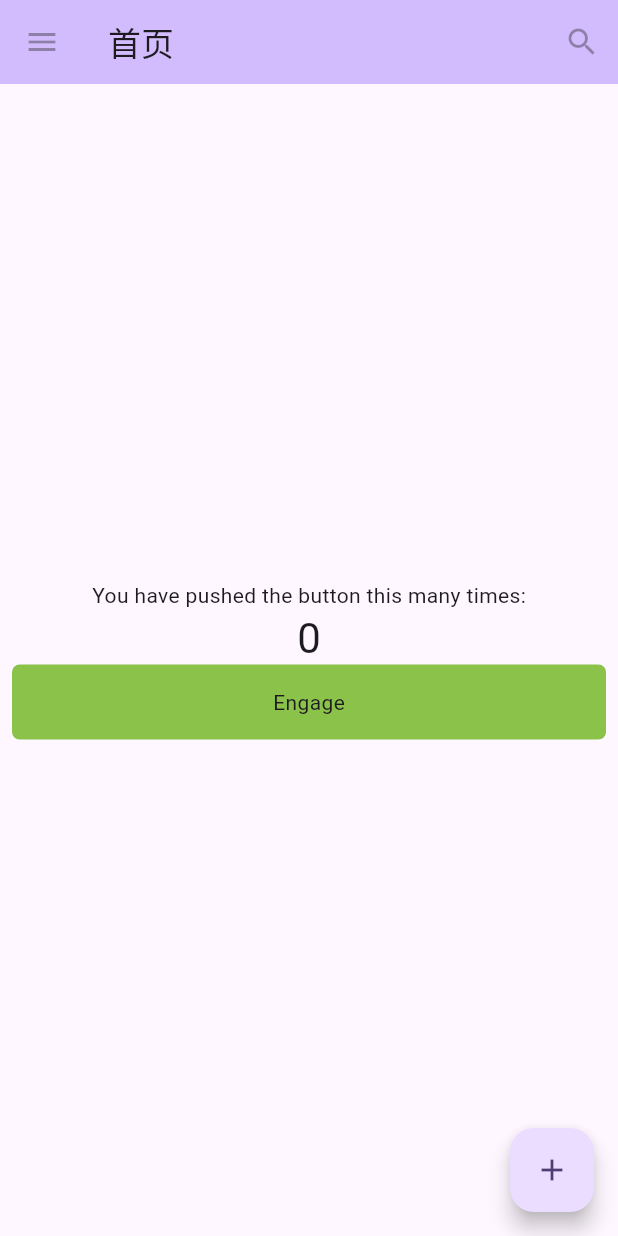
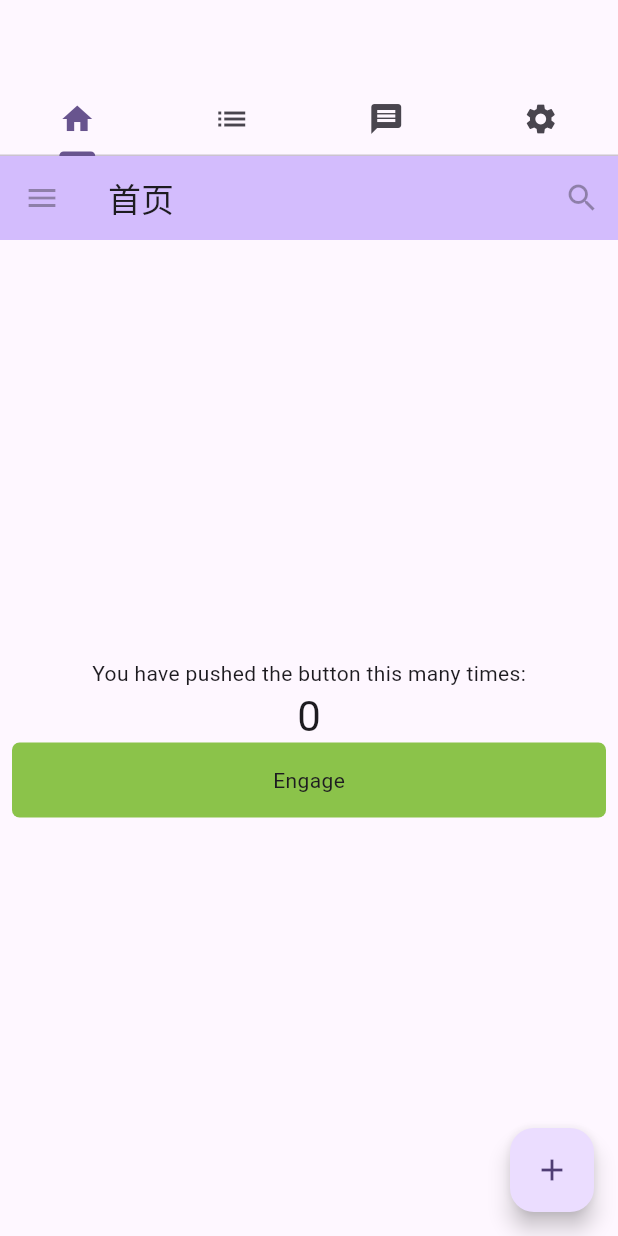
Before and after one commit to Haoke98/PassKeyVault, a Flutter app: the screen it shows after launch, on a phone screen of 412 x 824 dp. Run offline on Flutter 3.47's test engine with Material 3 defaults, Android fonts, the phone set to English and light mode, and no system bars.

Commit message:
已经初步实现了Tab来切换页面
Signed-off-by: Sadam·Sadik <1903249375@qq.com>

```diff
--- a/lib/main.dart
+++ b/lib/main.dart
@@ -1,7 +1,7 @@
+import 'package:all_keeper/models/product.dart';
+import 'package:all_keeper/pages/home.dart';
+import 'package:all_keeper/pages/shoppinglist.dart';
 import 'package:flutter/material.dart';
-void main() {
-  runApp(const MyApp());
-}
 
 class MyApp extends StatelessWidget {
   const MyApp({super.key});
@@ -30,134 +30,30 @@ class MyApp extends StatelessWidget {
         colorScheme: ColorScheme.fromSeed(seedColor: Colors.deepPurple),
         useMaterial3: true,
       ),
-      home: const MyHomePage(title: '首页'),
+      home: DefaultTabController(
+        length: 3,
+        child: Scaffold(
+          appBar: AppBar(bottom: const TabBar(tabs: [
+            Tab(icon: Icon(Icons.home),),
+            Tab(icon: Icon(Icons.list),),
+            Tab(icon: Icon(Icons.message),),
+            Tab(icon: Icon(Icons.settings),),
+          ]),),
+          body: const TabBarView(children: [
+            MyHomePage(title: "首页"),
+            ShoppingList(products: [
+              Product(name: "A"),
+              Product(name: "B"),
+              Product(name: "C"),
+              Product(name: "D"),
+            ])
+          ]),
+        ),
+      )
     );
   }
 }
 
-class MyHomePage extends StatefulWidget {
-  const MyHomePage({super.key, required this.title});
-
-  // This widget is the home page of your application. It is stateful, meaning
-  // that it has a State object (defined below) that contains fields that affect
-  // how it looks.
-
-  // This class is the configuration for the state. It holds the values (in this
-  // case the title) provided by the parent (in this case the App widget) and
-  // used by the build method of the State. Fields in a Widget subclass are
-  // always marked "final".
-
-  final String title;
-
-  @override
-  State<MyHomePage> createState() => _MyHomePageState();
+void main() {
+  runApp(const MyApp());
 }
-
-
-class MyButton extends StatelessWidget {
-  const MyButton({super.key});
-
-  @override
-  Widget build(BuildContext context) {
-    return GestureDetector(
-      onTap: () {
-        print('MyButton was tapped!');
-      },
-      child: Container(
-        height: 50,
-        padding: const EdgeInsets.all(8),
-        margin: const EdgeInsets.symmetric(horizontal: 8),
-        decoration: BoxDecoration(
-          borderRadius: BorderRadius.circular(5),
-          color: Colors.lightGreen[500],
-        ),
-        child: const Center(
-          child: Text('Engage'),
-        ),
-      ),
-    );
-  }
-}
-
-class _MyHomePageState extends State<MyHomePage> {
-  int _counter = 0;
-
-  void _incrementCounter() {
-    setState(() {
-      // This call to setState tells the Flutter framework that something has
-      // changed in this State, which causes it to rerun the build method below
-      // so that the display can reflect the updated values. If we changed
-      // _counter without calling setState(), then the build method would not be
-      // called again, and so nothing would appear to happen.
-      _counter++;
-    });
-  }
-
-  @override
-  Widget build(BuildContext context) {
-    // This method is rerun every time setState is called, for instance as done
-    // by the _incrementCounter method above.
-    //
-    // The Flutter framework has been optimized to make rerunning build methods
-    // fast, so that you can just rebuild anything that needs updating rather
-    // than having to individually change instances of widgets.
-    return Scaffold(
-      appBar: AppBar(
-        // TRY THIS: Try changing the color here to a specific color (to
-        // Colors.amber, perhaps?) and trigger a hot reload to see the AppBar
-        // change color while the other colors stay the same.
-        backgroundColor: Theme.of(context).colorScheme.inversePrimary,
-        // Here we take the value from the MyHomePage object that was created by
-        // the App.build method, and use it to set our appbar title.
-        leading: const IconButton(
-          icon: Icon(Icons.menu),
-          tooltip: 'Navigation menu',
-          onPressed: null,
-        ),
-        title: Text(widget.title),
-        actions: const [
-          IconButton(
-            icon: Icon(Icons.search),
-            tooltip: 'Search',
-            onPressed: null,
-          ),
-        ],
-      ),
-      body: Center(
-        // Center is a layout widget. It takes a single child and positions it
-        // in the middle of the parent.
-        child: Column(
-          // Column is also a layout widget. It takes a list of children and
-          // arranges them vertically. By default, it sizes itself to fit its
-          // children horizontally, and tries to be as tall as its parent.
-          //
-          // Column has various properties to control how it sizes itself and
-          // how it positions its children. Here we use mainAxisAlignment to
-          // center the children vertically; the main axis here is the vertical
-          // axis because Columns are vertical (the cross axis would be
-          // horizontal).
-          //
-          // TRY THIS: Invoke "debug painting" (choose the "Toggle Debug Paint"
-          // action in the IDE, or press "p" in the console), to see the
-          // wireframe for each widget.
-          mainAxisAlignment: MainAxisAlignment.center,
-          children: <Widget>[
-            const Text(
-              'You have pushed the button this many times:',
-            ),
-            Text(
-              '$_counter',
-              style: Theme.of(context).textTheme.headlineMedium,
-            ),
-            MyButton(),
-          ],
-        ),
-      ),
-      floatingActionButton: FloatingActionButton(
-        onPressed: _incrementCounter,
-        tooltip: 'Increment',
-        child: const Icon(Icons.add),
-      ), // This trailing comma makes auto-formatting nicer for build methods.
-    );
-  }
-}
--- /dev/null
+++ b/lib/models/product.dart
@@ -0,0 +1,4 @@
+class Product {
+  const Product({required this.name});
+  final String name;
+}
--- /dev/null
+++ b/lib/pages/home.dart
@@ -0,0 +1,103 @@
+import 'package:all_keeper/widgets.dart';
+import 'package:flutter/material.dart';
+
+class _MyHomePageState extends State<MyHomePage> {
+  int _counter = 0;
+
+  void _incrementCounter() {
+    setState(() {
+      // This call to setState tells the Flutter framework that something has
+      // changed in this State, which causes it to rerun the build method below
+      // so that the display can reflect the updated values. If we changed
+      // _counter without calling setState(), then the build method would not be
+      // called again, and so nothing would appear to happen.
+      _counter++;
+    });
+  }
+
+  @override
+  Widget build(BuildContext context) {
+    // This method is rerun every time setState is called, for instance as done
+    // by the _incrementCounter method above.
+    //
+    // The Flutter framework has been optimized to make rerunning build methods
+    // fast, so that you can just rebuild anything that needs updating rather
+    // than having to individually change instances of widgets.
+    return Scaffold(
+      appBar: AppBar(
+        // TRY THIS: Try changing the color here to a specific color (to
+        // Colors.amber, perhaps?) and trigger a hot reload to see the AppBar
+        // change color while the other colors stay the same.
+        backgroundColor: Theme.of(context).colorScheme.inversePrimary,
+        // Here we take the value from the MyHomePage object that was created by
+        // the App.build method, and use it to set our appbar title.
+        leading: const IconButton(
+          icon: Icon(Icons.menu),
+          tooltip: 'Navigation menu',
+          onPressed: null,
+        ),
+        title: Text(widget.title),
+        actions: const [
+          IconButton(
+            icon: Icon(Icons.search),
+            tooltip: 'Search',
+            onPressed: null,
+          ),
+        ],
+      ),
+      body: Center(
+        // Center is a layout widget. It takes a single child and positions it
+        // in the middle of the parent.
+        child: Column(
+          // Column is also a layout widget. It takes a list of children and
+          // arranges them vertically. By default, it sizes itself to fit its
+          // children horizontally, and tries to be as tall as its parent.
+          //
+          // Column has various properties to control how it sizes itself and
+          // how it positions its children. Here we use mainAxisAlignment to
+          // center the children vertically; the main axis here is the vertical
+          // axis because Columns are vertical (the cross axis would be
+          // horizontal).
+          //
+          // TRY THIS: Invoke "debug painting" (choose the "Toggle Debug Paint"
+          // action in the IDE, or press "p" in the console), to see the
+          // wireframe for each widget.
+          mainAxisAlignment: MainAxisAlignment.center,
+          children: <Widget>[
+            const Text(
+              'You have pushed the button this many times:',
+            ),
+            Text(
+              '$_counter',
+              style: Theme.of(context).textTheme.headlineMedium,
+            ),
+            MyButton(),
+          ],
+        ),
+      ),
+      floatingActionButton: FloatingActionButton(
+        onPressed: _incrementCounter,
+        tooltip: 'Increment',
+        child: const Icon(Icons.add),
+      ), // This trailing comma makes auto-formatting nicer for build methods.
+    );
+  }
+}
+
+class MyHomePage extends StatefulWidget {
+  const MyHomePage({super.key, required this.title});
+
+  // This widget is the home page of your application. It is stateful, meaning
+  // that it has a State object (defined below) that contains fields that affect
+  // how it looks.
+
+  // This class is the configuration for the state. It holds the values (in this
+  // case the title) provided by the parent (in this case the App widget) and
+  // used by the build method of the State. Fields in a Widget subclass are
+  // always marked "final".
+
+  final String title;
+
+  @override
+  State<MyHomePage> createState() => _MyHomePageState();
+}
--- /dev/null
+++ b/lib/widgets.dart
@@ -0,0 +1,26 @@
+import 'package:flutter/material.dart';
+
+class MyButton extends StatelessWidget {
+  const MyButton({super.key});
+
+  @override
+  Widget build(BuildContext context) {
+    return GestureDetector(
+      onTap: () {
+        print('MyButton was tapped!');
+      },
+      child: Container(
+        height: 50,
+        padding: const EdgeInsets.all(8),
+        margin: const EdgeInsets.symmetric(horizontal: 8),
+        decoration: BoxDecoration(
+          borderRadius: BorderRadius.circular(5),
+          color: Colors.lightGreen[500],
+        ),
+        child: const Center(
+          child: Text('Engage'),
+        ),
+      ),
+    );
+  }
+}
```
Also changed, not shown: lib/pages/shoppinglist.dart (added, +96 -0 lines).
